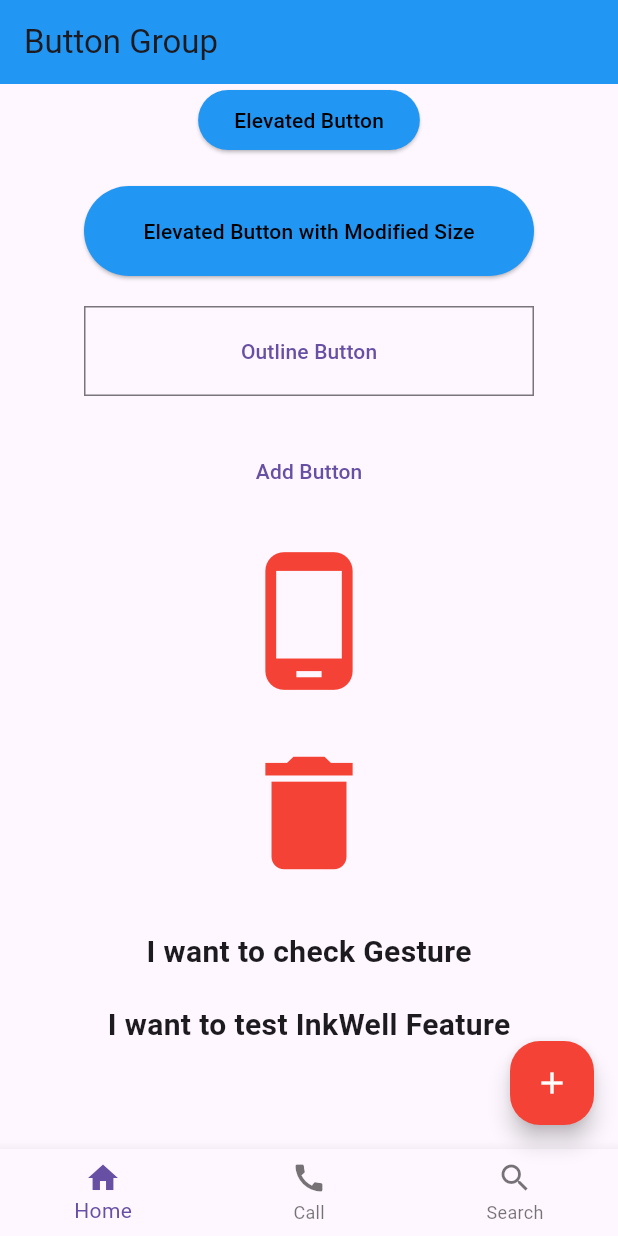
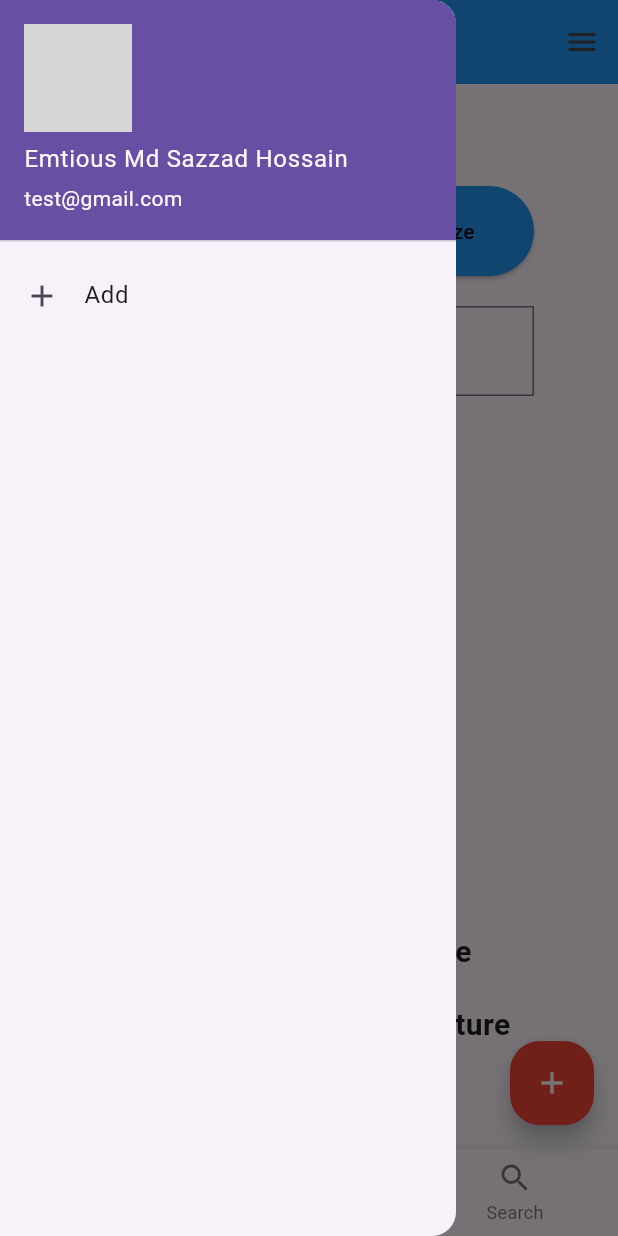
Before and after one commit to emtioushossain/flutter_learing_practice, a Flutter app: the screen it shows after launch, with the side drawer open (before the commit the screen has no drawer), on a phone screen of 412 x 824 dp. Run offline on Flutter 3.47's test engine with Material 3 defaults, Android fonts, the light colour scheme and no system bars; network calls fail; grey boxes are pictures that could not be loaded.

Commit message:
module_7_Button_part-4 ( Bottombar, Drawer, End Drawer, FloatingActionButton)

```diff
--- a/lib/class_7/class_3_button.dart
+++ b/lib/class_7/class_3_button.dart
@@ -8,6 +8,48 @@ class ButtonGroup extends StatelessWidget {
   Widget build(BuildContext context) {
     return Scaffold(
       appBar: AppBar(title: Text("Button Group"), backgroundColor: Colors.blue),
+      drawer: Drawer(
+        child: ListView(
+          children: [
+            UserAccountsDrawerHeader(
+                accountName: Text("Emtious Md Sazzad Hossain") ,
+                accountEmail: Text("test@gmail.com"),
+              currentAccountPicture: CircleAvatar(
+                backgroundImage: NetworkImage("https://images.pexels.com/photos/1704488/pexels-photo-1704488.jpeg?cs=srgb&dl=pexels-sulimansallehi-1704488.jpg&fm=jpg"),
+              ),
+            ),
+            ListTile(
+              leading: Icon(Icons.add),
+              title: Text("Add"),
+              onTap: (){
+                Navigator.pop(context);
+              },
+            ),
+
+          ],
+        ),
+      ),
+      endDrawer: Drawer(
+        child: ListView(
+          children: [
+            UserAccountsDrawerHeader(
+              accountName: Text("Emtious Md Sazzad Hossain") ,
+              accountEmail: Text("test@gmail.com"),
+              currentAccountPicture: CircleAvatar(
+                backgroundImage: NetworkImage("https://images.pexels.com/photos/1704488/pexels-photo-1704488.jpeg?cs=srgb&dl=pexels-sulimansallehi-1704488.jpg&fm=jpg"),
+              ),
+            ),
+            ListTile(
+              leading: Icon(Icons.logout),
+              title: Text("Logout"),
+              onTap: (){
+                Navigator.pop(context);
+              },
+            )
+
+          ],
+        ),
+      ),
       body: Center(
         child: Column(
           children: [
```
